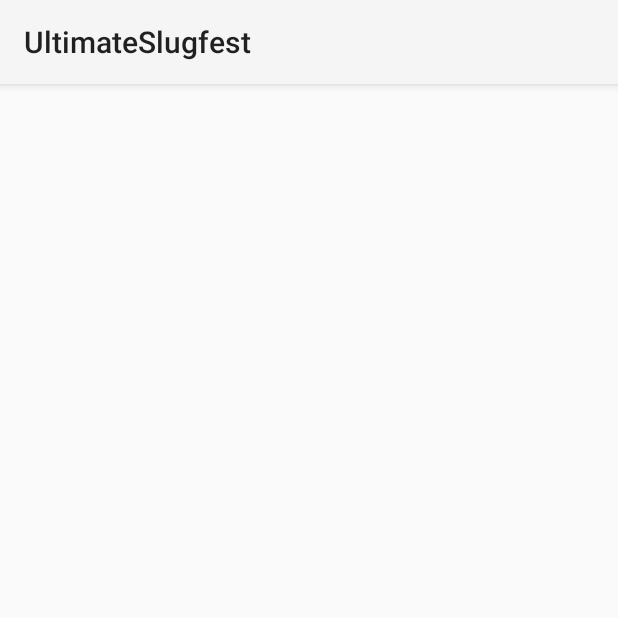
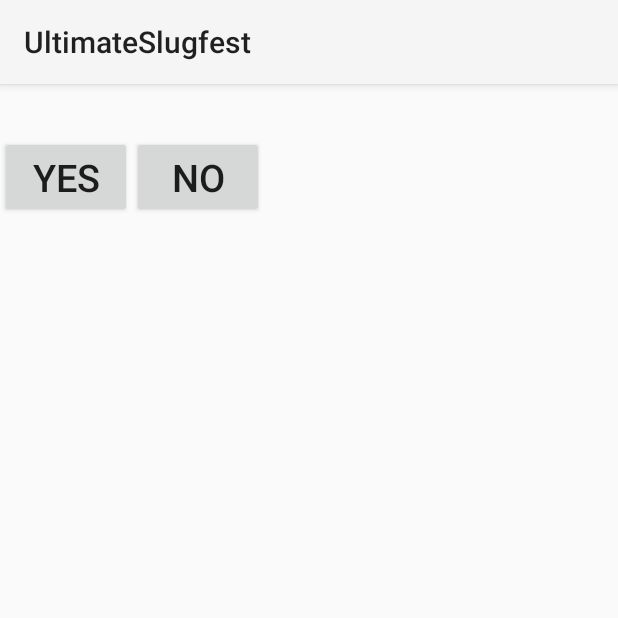
Before and after one commit to DavidMcKenzie218/TextBasedBoxingGame, an Android app: the IntermissionActivity screen opened directly, with no data from a screen before it, on a phone screen of 412 x 824 dp, the top half of it. Run offline under Robolectric (Android 15) with nearby library versions, the phone set to English and light mode, and no system bars.

Commit message:
Have started to setup and implement the intermission

```diff
--- a/Application/UltimateSlugfest/app/src/main/java/com/tacticalsandwitchstudios/ultimateslugfest/Intermission.java
+++ b/Application/UltimateSlugfest/app/src/main/java/com/tacticalsandwitchstudios/ultimateslugfest/Intermission.java
@@ -7,6 +7,7 @@ public class Intermission {
 
     String[] mBought = {"Bought"};
     String[] mPassed = {"Passed"};
+    String[] mSalesPitches = {"Want to buy a Power Up?"};
     int mPowerUpRoids = 10;
 
     public String getBoughtOutput(int boughtNumber){
@@ -15,6 +16,10 @@ public class Intermission {
 
     public String getPassedOutput(int passedNumber){
         return mPassed[passedNumber];
+    }
+
+    public String getSalesPitch(int salesNumber){
+        return mSalesPitches[salesNumber];
     }
 
     public int getBoughtLength(){
--- a/Application/UltimateSlugfest/app/src/main/java/com/tacticalsandwitchstudios/ultimateslugfest/IntermissionActivity.java
+++ b/Application/UltimateSlugfest/app/src/main/java/com/tacticalsandwitchstudios/ultimateslugfest/IntermissionActivity.java
@@ -5,15 +5,35 @@ import android.support.v7.app.AppCompatActivity;
 import android.util.Log;
 import android.view.Window;
 import android.view.WindowManager;
+import android.widget.Button;
+import android.widget.TextView;
 
 /**
  * Created by user on 04/09/2016.
  */
 public class IntermissionActivity extends AppCompatActivity{
 
+    Button mPlayerHasPurchesedPowerUp;
+    Button mPlayerHasRefusedPowerUp;
+    TextView mPlayerOutput;
+    TextView mSalesPitch;
+
+    Player mPlayer;
+    Intermission mIntermission;
+
     @Override
     protected void onCreate(Bundle savedInstanceState){
         super.onCreate(savedInstanceState);
         setContentView(R.layout.intermission_activity);
+
+        mPlayerHasPurchesedPowerUp =
+                (Button)findViewById(R.id.bought_power_up);
+        mPlayerHasRefusedPowerUp =
+                (Button)findViewById(R.id.refused_power_up);
+        mSalesPitch = (TextView)findViewById(R.id.want_to_power_up);
+        mPlayerOutput = (TextView)findViewById(R.id.player_output);
+
+        mIntermission = new Intermission();
+
     }
 }
--- a/Application/UltimateSlugfest/app/src/main/java/com/tacticalsandwitchstudios/ultimateslugfest/Player.java
+++ b/Application/UltimateSlugfest/app/src/main/java/com/tacticalsandwitchstudios/ultimateslugfest/Player.java
@@ -15,6 +15,7 @@ public class Player {
     private int mHeavyAttackValue;
     private int mSpecialAttackValue;
     private boolean mPowerUpAvalible;
+    private int mPowerUpValue;
 
     private String[] mLightAttacks = {"Light Punch"};
     private String[] mHeavyAttacks = {"Heavy Punch"};
@@ -23,81 +24,89 @@ public class Player {
 
     //GETTERS
 
-    public Player(String name){
+    public Player(String name) {
         mName = name;
         mLightAttackValue = 5;
         mHeavyAttackValue = 10;
         mSpecialAttackValue = 20;
         mPowerUpAvalible = false;
+        mPowerUpValue = 0;
     }
 
-    public String getName(){
+    public String getName() {
         return mName;
     }
 
-    public int getHealth(){
+    public int getHealth() {
         return mHealth;
     }
 
-    public int getLightAttackValue(){
+    public int getLightAttackValue() {
         return mLightAttackValue;
     }
 
-    public int getHeavyAttackValue(){
+    public int getHeavyAttackValue() {
         return mHeavyAttackValue;
     }
 
-    public int getSpecialAttackValue(){
+    public int getSpecialAttackValue() {
         return mSpecialAttackValue;
     }
 
-    public boolean hasThePlayerGotPowerUp(){
+    public boolean hasThePlayerGotPowerUp() {
         return mPowerUpAvalible;
+    }
+
+    public int getPowerUpValue(){
+        return mPowerUpValue;
     }
 
     //ARRAY LENGTHS
 
-    public int lightAttackLenght(){
+    public int lightAttackLenght() {
         return mLightAttacks.length;
     }
 
-    public int heavyAttackLength(){
+    public int heavyAttackLength() {
         return mHeavyAttacks.length;
     }
 
-    public int specialAttackLength(){
+    public int specialAttackLength() {
         return mSpecialAttacks.length;
     }
 
-    public int missLength(){
+    public int missLength() {
         return mMiss.length;
     }
 
     //ATTACKS__OUTPUT
 
-    public String playerHasUsedLightAttack(int attackNumber){
+    public String playerHasUsedLightAttack(int attackNumber) {
         return mLightAttacks[attackNumber];
     }
 
-    public String playerHasUsedHeavyAttack(int attackNumber){
+    public String playerHasUsedHeavyAttack(int attackNumber) {
         return mHeavyAttacks[attackNumber];
     }
 
-    public String playerHasUsedSpecialAttack(int attackNumber){
+    public String playerHasUsedSpecialAttack(int attackNumber) {
         return mSpecialAttacks[attackNumber];
     }
 
-    public String playerHasMissed(int missNumber){
-        return  mMiss[missNumber];
+    public String playerHasMissed(int missNumber) {
+        return mMiss[missNumber];
     }
 
-    public void damageTaken(int damage){
+    public void damageTaken(int damage) {
         mHealth = mHealth - damage;
-        if (mHealth < 0){
+        if (mHealth < 0) {
             mHealth = 0;
         }
     }
 
-
+    public void playerHasPurchasedPowerUp(int powerUpValue){
+        mPowerUpAvalible = true;
+        mPowerUpValue = powerUpValue;
+    }
 
 }
--- a/Application/UltimateSlugfest/app/src/main/res/layout/intermission_activity.xml
+++ b/Application/UltimateSlugfest/app/src/main/res/layout/intermission_activity.xml
@@ -2,4 +2,36 @@
 <RelativeLayout xmlns:android="http://schemas.android.com/apk/res/android"
     android:layout_width="match_parent" android:layout_height="match_parent">
 
+    <TextView
+        android:id="@+id/want_to_power_up"
+        android:text=""
+        android:textSize="25sp"
+        android:layout_width="wrap_content"
+        android:layout_height="wrap_content" />
+
+    <Button
+        android:id="@+id/bought_power_up"
+        android:text="@string/yes"
+        android:textSize="25sp"
+        android:layout_below="@id/want_to_power_up"
+        android:layout_width="wrap_content"
+        android:layout_height="wrap_content" />
+
+    <Button
+        android:id="@+id/refused_power_up"
+        android:text="@string/no"
+        android:textSize="25sp"
+        android:layout_below="@id/want_to_power_up"
+        android:layout_toRightOf="@id/bought_power_up"
+        android:layout_width="wrap_content"
+        android:layout_height="wrap_content" />
+
+    <TextView
+        android:id="@+id/player_choice_output"
+        android:text=""
+        android:textSize="25sp"
+        android:layout_below="@id/bought_power_up"
+        android:layout_width="wrap_content"
+        android:layout_height="wrap_content" />
+
 </RelativeLayout>
--- a/Application/UltimateSlugfest/app/src/main/res/values/strings.xml
+++ b/Application/UltimateSlugfest/app/src/main/res/values/strings.xml
@@ -4,4 +4,6 @@
     <string name="test">Its Alive</string>
     <string name="heavy_attack">Heavy Attack</string>
     <string name="special_attack">Special Attack</string>
+    <string name="yes">Yes</string>
+    <string name="no">No</string>
 </resources>
```
Also changed, not shown: 2 other files.
